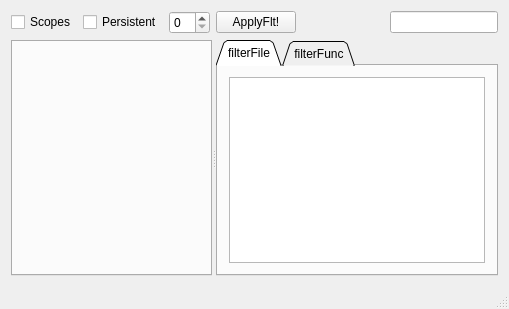
Above: trace_server/mainwindow.ui from mojmir-svoboda/DbgToolkit before the change. Below: the same form after it.
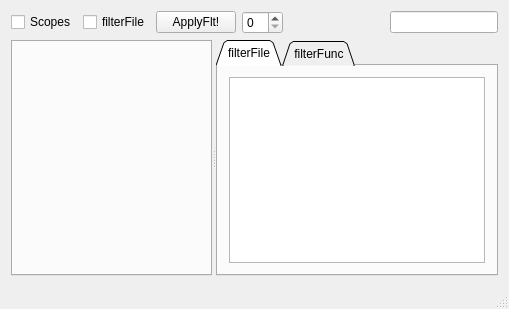
That is the form after the change.

The edit to the form file:
```diff
--- a/trace_server/mainwindow.ui
+++ b/trace_server/mainwindow.ui
@@ -27,13 +27,10 @@
       <item>
        <widget class="QCheckBox" name="persistentCheckBox">
         <property name="text">
-         <string>Persistent</string>
+         <string>filterFile</string>
         </property>
        </widget>
       </item>
-      <item>
-       <widget class="QSpinBox" name="levelSpinBox"/>
-      </item>
       <item>
        <widget class="QPushButton" name="applyButton">
         <property name="text">
@@ -41,6 +38,9 @@
         </property>
        </widget>
       </item>
+      <item>
+       <widget class="QSpinBox" name="levelSpinBox"/>
+      </item>
       <item>
        <spacer name="horizontalSpacer">
         <property name="orientation">
```
Left out of the diff: 2 changed lines with no effect on the pictures.
